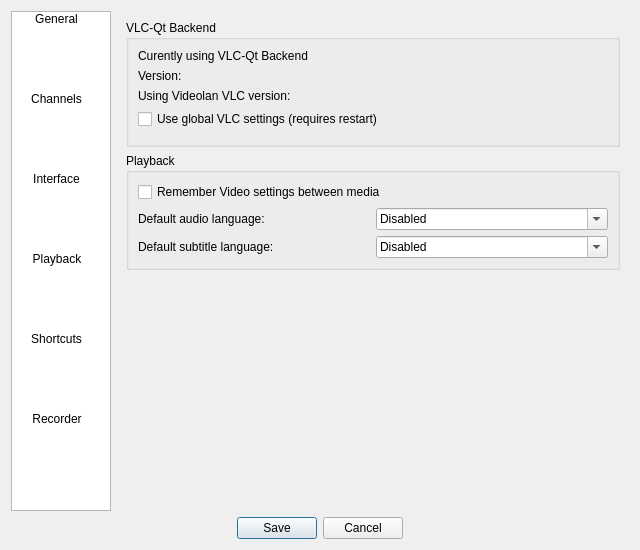
The window that src/ui/settings/SettingsEdit.ui (ntadej/tano) describes before a commit, drawn with Qt 5.
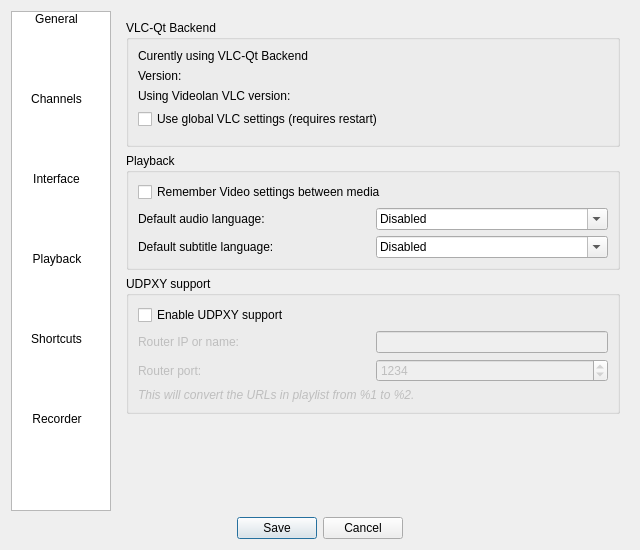
The same window after the commit. The open tabs and pages were chosen to show the change. Icons and pictures are not drawn. Custom widgets are drawn as their Qt base class.

Commit message:
UDPXY support
Closes bug #3179303

The edit to the form file:
```diff
--- a/src/ui/settings/SettingsEdit.ui
+++ b/src/ui/settings/SettingsEdit.ui
@@ -623,6 +623,81 @@
          </layout>
         </widget>
        </item>
+       <item>
+        <widget class="QGroupBox" name="udpxyBox">
+         <property name="title">
+          <string>UDPXY support</string>
+         </property>
+         <layout class="QGridLayout" name="gridLayout">
+          <item row="0" column="0" colspan="2">
+           <widget class="QCheckBox" name="checkUdpxy">
+            <property name="text">
+             <string>Enable UDPXY support</string>
+            </property>
+           </widget>
+          </item>
+          <item row="1" column="1">
+           <widget class="QLineEdit" name="udpxyUrl">
+            <property name="enabled">
+             <bool>false</bool>
+            </property>
+            <property name="sizePolicy">
+             <sizepolicy hsizetype="Preferred" vsizetype="Fixed">
+              <horstretch>0</horstretch>
+              <verstretch>0</verstretch>
+             </sizepolicy>
+            </property>
+           </widget>
+          </item>
+          <item row="2" column="1">
+           <widget class="QSpinBox" name="udpxyPort">
+            <property name="enabled">
+             <bool>false</bool>
+            </property>
+            <property name="maximum">
+             <number>9999</number>
+            </property>
+            <property name="value">
+             <number>1234</number>
+            </property>
+           </widget>
+          </item>
+          <item row="1" column="0">
+           <widget class="QLabel" name="labelUdpxyUrl">
+            <property name="enabled">
+             <bool>false</bool>
+            </property>
+            <property name="text">
+             <string>Router IP or name:</string>
+            </property>
+           </widget>
+          </item>
+          <item row="2" column="0">
+           <widget class="QLabel" name="labelUdpxyPort">
+            <property name="enabled">
+             <bool>false</bool>
+            </property>
+            <property name="text">
+             <string>Router port:</string>
+            </property>
+           </widget>
+          </item>
+          <item row="3" column="0" colspan="2">
+           <widget class="QLabel" name="labelUdpxyInfo">
+            <property name="enabled">
+             <bool>false</bool>
+            </property>
+            <property name="text">
+             <string>&lt;i&gt;This will convert the URLs in playlist from %1 to %2.&lt;/i&gt;</string>
+            </property>
+            <property name="wordWrap">
+             <bool>true</bool>
+            </property>
+           </widget>
+          </item>
+         </layout>
+        </widget>
+       </item>
        <item>
         <spacer name="playbackSpacer">
          <property name="orientation">
```
Left out of the diff: 96 changed lines with no effect on the pictures. The commit also changes 12 other files.
